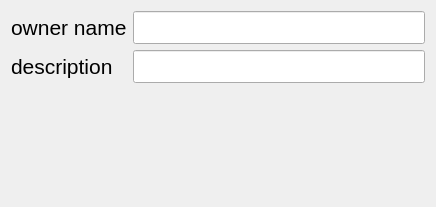
Qt form src/forms/inputowner.ui (New-Dutchman/quotes-museum-client) before a commit.
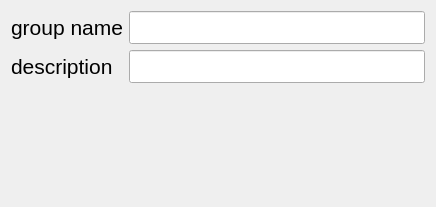
The same form after that commit.

Commit message: change owner to group

```diff
--- a/src/forms/inputowner.ui
+++ b/src/forms/inputowner.ui
@@ -24,7 +24,7 @@
      <item row="0" column="0">
       <widget class="QLabel" name="label">
        <property name="text">
-        <string>owner name</string>
+        <string>group name</string>
        </property>
       </widget>
      </item>
```
The commit also changes 2 other files.
